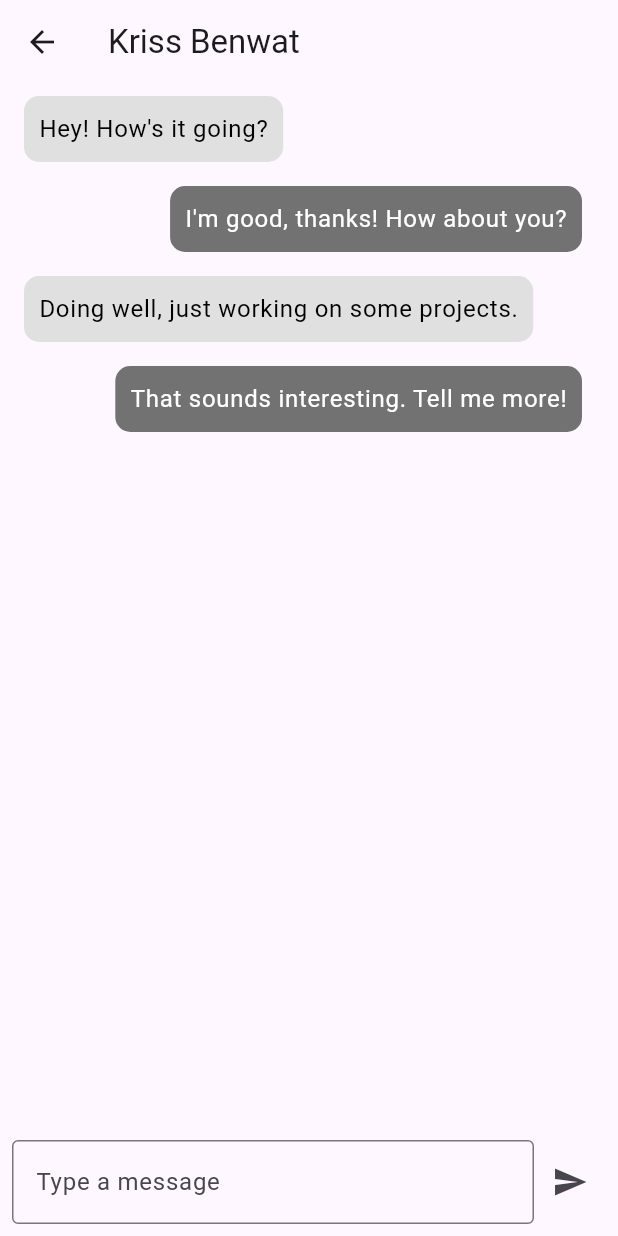
After one commit to Rithik1611/kcg_teamup, a Flutter app: the ChatPage screen opened directly, after a tap on "RITHIK", on a phone screen of 412 x 824 dp. The commit adds this screen. Run offline on Flutter 3.47's test engine with Material 3 defaults, Android fonts, the phone set to English and light mode, and no system bars; our stand-ins replace bloc, flutter_bloc; network calls fail.

Commit message:
message icon and texting page

```diff
--- /dev/null
+++ b/lib/view/pages/chat_page.dart
@@ -0,0 +1,214 @@
+import 'package:flutter/material.dart';
+
+class ChatPage extends StatelessWidget {
+  const ChatPage({Key? key}) : super(key: key);
+
+  @override
+  Widget build(BuildContext context) {
+    return Scaffold(
+      appBar: AppBar(
+        title: const Text('Conversations'),
+        actions: [
+          TextButton(
+            onPressed: () {
+              // Add your new conversation logic here
+            },
+            child: const Text(
+              '+ Add New',
+              style: TextStyle(color: Color.fromARGB(255, 0, 0, 0)),
+            ),
+          ),
+        ],
+      ),
+      body: ListView(
+        children: [
+          ChatItem(
+            imageUrl: 'https://picsum.photos/200/300',
+            name: 'RITHIK',
+            message: 'Good to know',
+            time: 'Today',
+            onTap: () {
+              Navigator.push(
+                context,
+                MaterialPageRoute(
+                  builder: (context) => ChatDetailPage(name: 'Kriss Benwat'),
+                ),
+              );
+            },
+          ),
+          ChatItem(
+            imageUrl: 'https://picsum.photos/200/300',
+            name: 'SIBOI',
+            message: 'Its been a while',
+            time: 'Today',
+            onTap: () {
+              Navigator.push(
+                context,
+                MaterialPageRoute(
+                  builder: (context) => ChatDetailPage(name: 'Rezi Makarov'),
+                ),
+              );
+            },
+          ),
+          ChatItem(
+            imageUrl: 'https://picsum.photos/200/300',
+            name: 'KISHORE',
+            message: 'Hey, where are you?',
+            time: 'Yesterday',
+            onTap: () {
+              Navigator.push(
+                context,
+                MaterialPageRoute(
+                  builder: (context) => ChatDetailPage(name: 'Gustav Lemelo'),
+                ),
+              );
+            },
+          ),
+          // Add more ChatItems here
+        ],
+      ),
+    );
+  }
+}
+
+class ChatItem extends StatelessWidget {
+  final String imageUrl;
+  final String name;
+  final String message;
+  final String time;
+  final VoidCallback onTap;
+
+  const ChatItem({
+    required this.imageUrl,
+    required this.name,
+    required this.message,
+    required this.time,
+    required this.onTap,
+    Key? key,
+  }) : super(key: key);
+
+  @override
+  Widget build(BuildContext context) {
+    return ListTile(
+      leading: CircleAvatar(
+        backgroundImage: NetworkImage(imageUrl),
+      ),
+      title: Text(name),
+      subtitle: Text(message),
+      trailing: Text(time),
+      onTap: onTap,
+    );
+  }
+}
+
+class ChatDetailPage extends StatefulWidget {
+  final String name;
+
+  const ChatDetailPage({required this.name, Key? key}) : super(key: key);
+
+  @override
+  _ChatDetailPageState createState() => _ChatDetailPageState();
+}
+
+class _ChatDetailPageState extends State<ChatDetailPage> {
+  final List<ChatMessage> _messages = [
+    ChatMessage(
+      message: "Hey! How's it going?",
+      isSentByMe: false,
+    ),
+    ChatMessage(
+      message: "I'm good, thanks! How about you?",
+      isSentByMe: true,
+    ),
+    ChatMessage(
+      message: "Doing well, just working on some projects.",
+      isSentByMe: false,
+    ),
+    ChatMessage(
+      message: "That sounds interesting. Tell me more!",
+      isSentByMe: true,
+    ),
+  ];
+  final TextEditingController _controller = TextEditingController();
+
+  void _sendMessage() {
+    if (_controller.text.isNotEmpty) {
+      setState(() {
+        _messages.add(
+          ChatMessage(
+            message: _controller.text,
+            isSentByMe: true,
+          ),
+        );
+        _controller.clear();
+      });
+    }
+  }
+
+  @override
+  Widget build(BuildContext context) {
+    return Scaffold(
+      appBar: AppBar(
+        title: Text(widget.name),
+      ),
+      body: Column(
+        children: [
+          Expanded(
+            child: ListView.builder(
+              itemCount: _messages.length,
+              itemBuilder: (context, index) {
+                final message = _messages[index];
+                return ListTile(
+                  title: Align(
+                    alignment:
+                        message.isSentByMe ? Alignment.centerRight : Alignment.centerLeft,
+                    child: Container(
+                      padding: const EdgeInsets.all(10.0),
+                      decoration: BoxDecoration(
+                        color: message.isSentByMe ? const Color.fromARGB(255, 114, 114, 114) : Colors.grey[300],
+                        borderRadius: BorderRadius.circular(10.0),
+                      ),
+                      child: Text(
+                        message.message,
+                        style: TextStyle(
+                          color: message.isSentByMe ? Colors.white : Colors.black,
+                        ),
+                      ),
+                    ),
+                  ),
+                );
+              },
+            ),
+          ),
+          Padding(
+            padding: const EdgeInsets.all(8.0),
+            child: Row(
+              children: [
+                Expanded(
+                  child: TextField(
+                    controller: _controller,
+                    decoration: const InputDecoration(
+                      hintText: 'Type a message',
+                      border: OutlineInputBorder(),
+                    ),
+                  ),
+                ),
+                IconButton(
+                  icon: const Icon(Icons.send),
+                  onPressed: _sendMessage,
+                ),
+              ],
+            ),
+          ),
+        ],
+      ),
+    );
+  }
+}
+
+class ChatMessage {
+  final String message;
+  final bool isSentByMe;
+
+  ChatMessage({required this.message, required this.isSentByMe});
+}
--- a/lib/view/pages/home_page.dart
+++ b/lib/view/pages/home_page.dart
@@ -1,6 +1,7 @@
 import 'package:flutter/cupertino.dart';
 import 'package:flutter/material.dart';
 import 'package:kcg_teamup/view/pages/add_main_screen.dart';
+import 'package:kcg_teamup/view/pages/chat_page.dart';
 import 'package:kcg_teamup/view/pages/home.dart';
 
 void main() {
@@ -76,6 +77,10 @@ class _HomePageState extends State<HomePage> {
             icon: Icon(CupertinoIcons.person),
             label: 'Profile',
           ),
+          BottomNavigationBarItem(
+            icon: Icon(CupertinoIcons.envelope),
+            label: 'Message',
+          ),
         ],
       ),
     );
@@ -95,6 +100,9 @@ class _HomePageState extends State<HomePage> {
         break;
       case 3:
         title = 'Profile Page';
+        break;
+      case 4:
+        title = 'Message Page';
         break;
     }
 
@@ -130,6 +138,8 @@ class _HomePageState extends State<HomePage> {
             style: TextStyle(fontSize: 24),
           ),
         );
+      case 4:
+        return ChatPage();
       default:
         return Center(
           child: Text(
```
